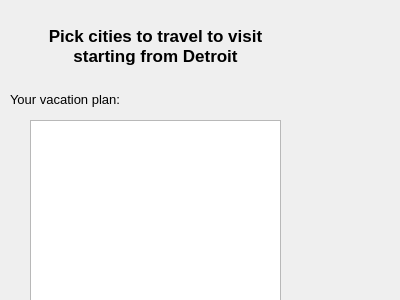
Qt form CS1D-Basketball-master/Basketball/confirmdetroit.ui (moetaei/CS1D-Basketball) before a commit.
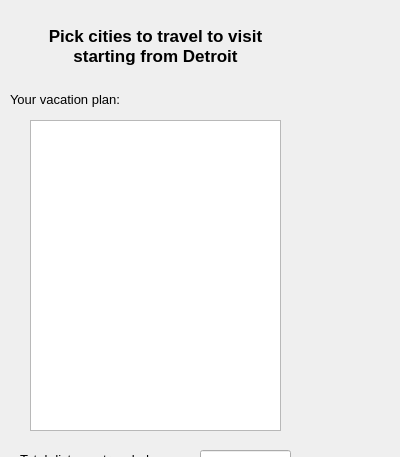
The same form after that commit.

The edit to the form file:
```diff
--- a/CS1D-Basketball-master/Basketball/confirmdetroit.ui
+++ b/CS1D-Basketball-master/Basketball/confirmdetroit.ui
@@ -9,7 +9,7 @@
     <x>0</x>
     <y>0</y>
     <width>400</width>
-    <height>300</height>
+    <height>457</height>
    </rect>
   </property>
   <property name="windowTitle">
```
Left out of the diff: 6 changed lines with no effect on the pictures.
